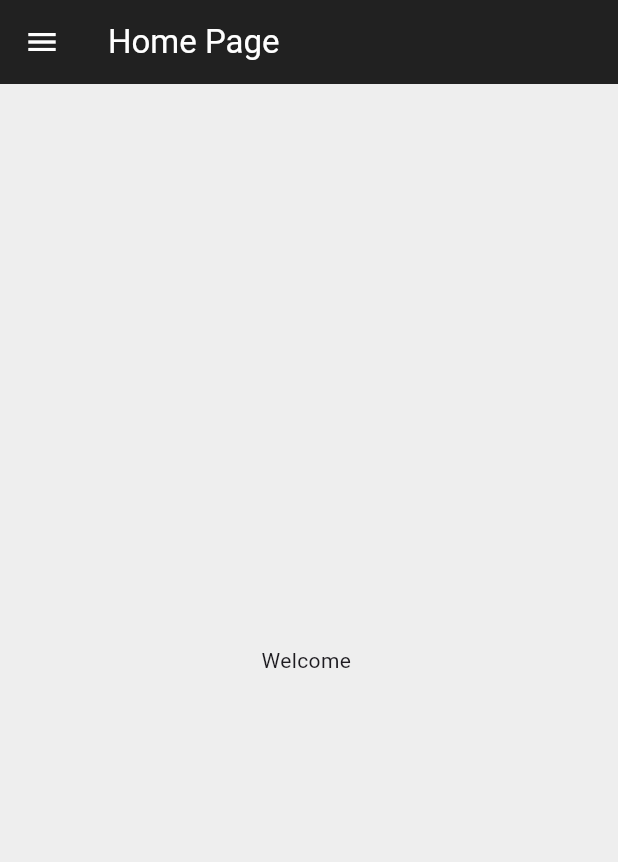
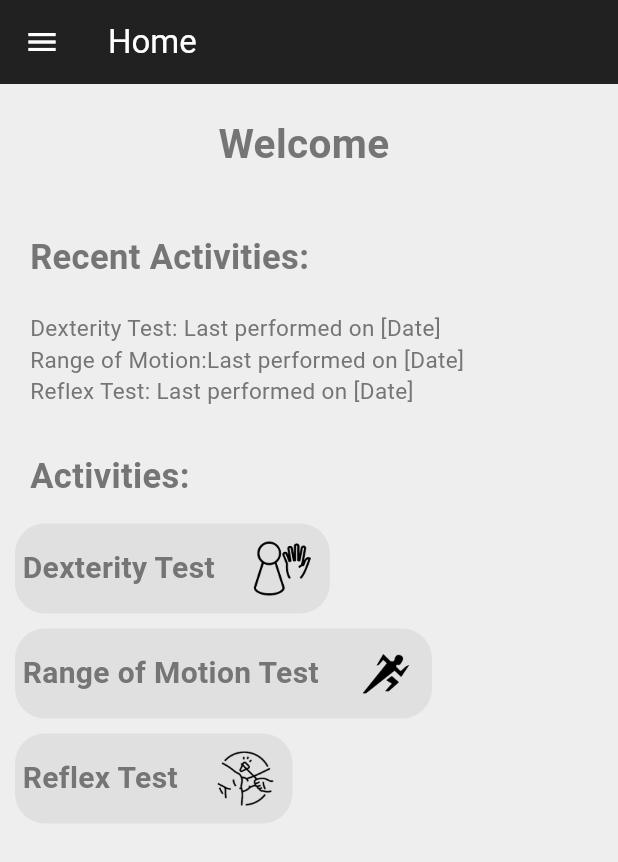
Before and after one commit to FIU-MOSAIC/wearableGestureRecognitionSystem, a Flutter app: the screen it shows once a user with an empty profile is signed in, on a phone screen of 412 x 824 dp. Shown: the top 862 px of the screen. Run offline on Flutter 3.47's test engine with Material 3 defaults, Android fonts, the phone set to English and light mode, and no system bars; our stand-ins replace cloud_firestore, firebase_auth, firebase_core, google_sign_in; accounts and stored records are empty; network calls fail.

Commit message:
added content to the home page #2

```diff
--- /dev/null
+++ b/mobileApp/gesture_detection/lib/components/ActivityTile.dart
@@ -0,0 +1,61 @@
+import 'package:flutter/material.dart';
+
+class ActivityTile extends StatelessWidget {
+  final String title;
+  final String imagePath;
+  final double width;
+  final void Function() onTap;
+
+
+  const ActivityTile({
+    required this.title,
+    required this.imagePath,
+    required this.width,
+    required this.onTap,
+    super.key,
+  });
+
+  @override
+  Widget build(BuildContext context) {
+    return Padding(
+      padding: const EdgeInsets.symmetric(horizontal: 10.0),
+      child: Column(
+        crossAxisAlignment: CrossAxisAlignment.start,
+        children: [
+          GestureDetector(
+            onTap: onTap,
+            child: Container(
+              width: width,
+              decoration: BoxDecoration(
+                color: Colors.grey[300],
+                borderRadius: BorderRadius.circular(20.0),
+              ),
+              child: Padding(
+                padding: const EdgeInsets.all(5.0),
+                child: Row(
+                  children: [
+                    Text(
+                      title,
+                      style: TextStyle(
+                        fontSize: 20.0,
+                        fontWeight: FontWeight.bold,
+                        color: Colors.grey[600],
+                      ),
+                    ),
+                    const SizedBox(width: 20.0),
+                    Image.asset(
+                      imagePath,
+                      width: 50,
+                      height: 50,
+                    ),
+                  ],
+                ),
+              ),
+            ),
+          ),
+          const SizedBox(height: 10.0),
+        ],
+      ),
+    );
+  }
+}
--- a/mobileApp/gesture_detection/lib/components/SquareTile.dart
+++ b/mobileApp/gesture_detection/lib/components/SquareTile.dart
@@ -1,24 +1,29 @@
 import 'package:flutter/material.dart';
 
 // ignore: must_be_immutable
-class SquareTile extends StatelessWidget{
+class SquareTile extends StatelessWidget {
   final String imagePath;
+  final double size; // Add the size parameter
   void Function()? onTap;
 
-  SquareTile ({super.key,
+  SquareTile({
+    super.key,
     required this.imagePath,
-    required this.onTap});
+    required this.onTap,
+    required this.size, // Initialize the size parameter
+  });
 
   @override
   Widget build(BuildContext context) {
-    //square for the google and apple button
     return GestureDetector(
       onTap: onTap,
       child: Container(
-        decoration: BoxDecoration(border: Border.all(color: Colors.white),
-        borderRadius: BorderRadius.circular(20),
-        color: Colors.grey[200]),
-        height: 90,
+        decoration: BoxDecoration(
+          border: Border.all(color: Colors.white),
+          borderRadius: BorderRadius.circular(20),
+          color: Colors.grey[300],
+        ), // Use the size parameter for width
+        height: size, // Use the size parameter for height
         child: Image.asset(imagePath),
       ),
     );
--- a/mobileApp/gesture_detection/lib/pages/home page.dart
+++ b/mobileApp/gesture_detection/lib/pages/home page.dart
@@ -1,10 +1,10 @@
 import 'package:firebase_auth/firebase_auth.dart';
 import 'package:flutter/material.dart';
+import 'package:gesture_detection/components/ActivityTile.dart';
 import 'package:gesture_detection/components/Drawer.dart';
 import 'package:gesture_detection/pages/profile%20page.dart';
 import 'package:gesture_detection/services/user%20provider.dart';
 import 'package:provider/provider.dart';
-
 
 class HomePage extends StatefulWidget {
   const HomePage({super.key});
@@ -42,7 +42,7 @@ class _HomePageState extends State<HomePage> {
     return Scaffold(
       backgroundColor: Colors.grey[200],
       appBar: AppBar(
-        title: const Text('Home Page'),
+        title: Text('Home'),
         backgroundColor: Colors.grey[900],
         foregroundColor: Colors.white,
       ),
@@ -50,16 +50,74 @@ class _HomePageState extends State<HomePage> {
         signOut: signUserOut,
         onProfileTap: goToProfilePage,
       ),
-      body: Center(
-        child: user == null
-            ? CircularProgressIndicator()
-            : Column(
-                mainAxisAlignment: MainAxisAlignment.center,
-                children: [
-                  Text('Welcome ${user.name ?? ''}'),
-                ],
-              ),
-      ),
+      body: user == null
+          ? Center(child: const CircularProgressIndicator())
+          : Column(
+              mainAxisAlignment: MainAxisAlignment.start,
+              crossAxisAlignment: CrossAxisAlignment.start,
+              children: [
+                const SizedBox(height: 20),
+                Center(
+                  child: Text(
+                    'Welcome ${user.name ?? ''}',
+                    style: TextStyle(
+                      fontSize: 27.0,
+                      fontWeight: FontWeight.bold,
+                      color: Colors.grey[600],
+                    ),
+                  ),
+                ),
+                const SizedBox(height: 40),
+                Padding(
+                  padding: const EdgeInsets.symmetric(horizontal: 20.0),
+                  child: Text(
+                    "Recent Activities:",
+                    style: TextStyle(
+                      fontSize: 23.0,
+                      fontWeight: FontWeight.bold,
+                      color: Colors.grey[600],
+                    ),
+                  ),
+                ),
+                const SizedBox(height: 20),
+                Padding(
+                  padding: EdgeInsets.symmetric(horizontal: 20.0),
+                  child: Column(
+                    crossAxisAlignment: CrossAxisAlignment.start,
+                    children: [
+                      Text("Dexterity Test: Last performed on [Date]", style: TextStyle(
+                        fontSize: 15.0,
+                        color: Colors.grey[600],
+                      ),),
+                      Text("Range of Motion:Last performed on [Date]", style: TextStyle(
+                        fontSize: 15.0,
+                        color: Colors.grey[600],
+                      ),),
+                      Text("Reflex Test: Last performed on [Date]", style: TextStyle(
+                        fontSize: 15.0,
+                        color: Colors.grey[600],
+                      ),),
+                    ],
+                  ),
+                ),
+                const SizedBox(height: 30),
+                Padding(
+                  padding: const EdgeInsets.symmetric(horizontal: 20.0),
+                  child: Text(
+                    "Activities:",
+                    style: TextStyle(
+                      fontSize: 23.0,
+                      fontWeight: FontWeight.bold,
+                      color: Colors.grey[600],
+                    ),
+                  ),
+                ),
+                const SizedBox(height: 15.0),
+                ActivityTile(title: 'Dexterity Test', imagePath: 'lib/images/Dexterity Test Icon.png', width: 210, onTap: () {},),
+                ActivityTile(title: 'Range of Motion Test', imagePath: 'lib/images/Range of Motion Icon.png', width: 278, onTap: () {},),
+                ActivityTile(title: 'Reflex Test', imagePath: 'lib/images/Reflex Test Icon.png', width: 185, onTap: () {},),
+              ],
+            ),
     );
   }
 }
--- a/mobileApp/gesture_detection/lib/pages/login page.dart
+++ b/mobileApp/gesture_detection/lib/pages/login page.dart
@@ -166,11 +166,13 @@ class _LoginPageState extends State<LoginPage> {
                   children: [
                     SquareTile(
                       onTap: () => AuthService().signInWithGoogle(),
-                      imagePath: 'lib/images/google.png'),
+                      imagePath: 'lib/images/google.png',
+                       size: 90,),
                     const SizedBox(width: 60),
                     SquareTile(
                       onTap: (){},
-                      imagePath: 'lib/images/apple.png'),
+                      imagePath: 'lib/images/apple.png',
+                      size: 90,),
                   ],
                 ),
                 const SizedBox(height: 30),
--- a/mobileApp/gesture_detection/lib/pages/register page.dart
+++ b/mobileApp/gesture_detection/lib/pages/register page.dart
@@ -144,7 +144,7 @@ class _RegisterPageState extends State<RegisterPage> {
                 ),
                 const SizedBox(height: 20),
                 Button(
-                  text: 'Sign up',
+                  text: 'Sign Up',
                   onTap: signUserUp,
                 ),
                 const SizedBox(height: 35),
@@ -180,11 +180,13 @@ class _RegisterPageState extends State<RegisterPage> {
                   children: [
                     SquareTile(
                       onTap: () => AuthService().signInWithGoogle(),
-                      imagePath: 'lib/images/google.png'),
+                      imagePath: 'lib/images/google.png',
+                      size: 90,),
                     const SizedBox(width: 60),
                     SquareTile(
                       onTap: () => (){},
-                      imagePath: 'lib/images/apple.png'),
+                      imagePath: 'lib/images/apple.png',
+                      size: 90,),
                   ],
                 ),
                 const SizedBox(height: 30),
```
Also changed, not shown: mobileApp/gesture_detection/lib/images/Dexterity Test Icon.png (added), mobileApp/gesture_detection/lib/images/Range of Motion Icon.png (added), mobileApp/gesture_detection/lib/images/Reflex Test Icon.png (added), 1 other file.
